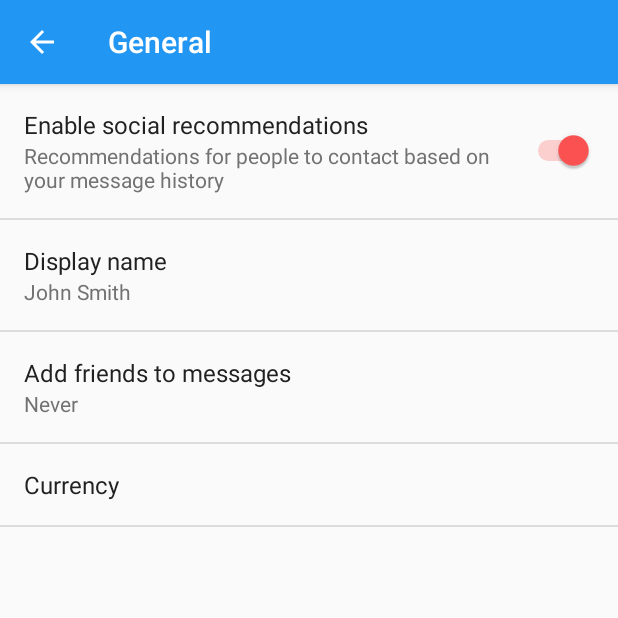
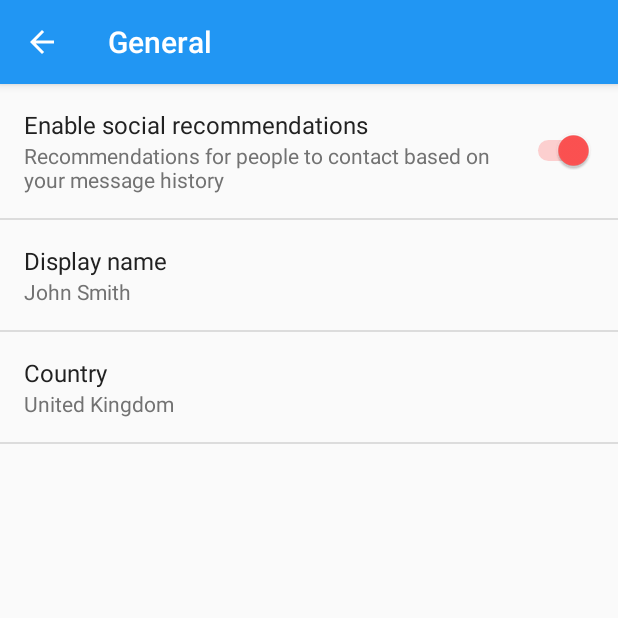
Before and after one commit to arranf/LowScore, an Android app: the SettingsActivity screen opened directly, with no data from a screen before it, after a tap on "General", on a phone screen of 412 x 824 dp, the top half of it. Run offline under Robolectric (Android 15) with nearby library versions, the phone set to English and light mode, and no system bars.

Commit message:
Changed "Currency" ListPreference to "Country" ListPreference which combines the Country and Currency settings

```diff
--- a/app/src/main/java/party/hunchbacktank/lowscore/activities/SettingsActivity.java
+++ b/app/src/main/java/party/hunchbacktank/lowscore/activities/SettingsActivity.java
@@ -179,7 +179,8 @@ public class SettingsActivity extends AppCompatPreferenceActivity {
             // updated to reflect the new value, per the Android Design
             // guidelines.
             bindPreferenceSummaryToValue(findPreference("example_text"));
-            bindPreferenceSummaryToValue(findPreference("example_list"));
+            bindPreferenceSummaryToValue(findPreference("country_list"));
+
         }
 
         @Override
--- a/app/src/main/java/party/hunchbacktank/lowscore/helpers/SettingsHelper.java
+++ b/app/src/main/java/party/hunchbacktank/lowscore/helpers/SettingsHelper.java
@@ -1,7 +1,7 @@
 package party.hunchbacktank.lowscore.helpers;
 
+import android.content.Context;
 import android.content.Intent;
-import android.support.v7.app.AppCompatActivity;
 
 import party.hunchbacktank.lowscore.activities.SettingsActivity;
 
@@ -10,7 +10,7 @@ import party.hunchbacktank.lowscore.activities.SettingsActivity;
  */
 public class SettingsHelper {
 
-    public static void startSettingsActivity(AppCompatActivity currentActivity) {
+    public static void startSettingsActivity(Context currentActivity) {
         Intent intent = new Intent(currentActivity, SettingsActivity.class);
         currentActivity.startActivity(intent);
     }
--- a/app/src/main/res/values/strings.xml
+++ b/app/src/main/res/values/strings.xml
@@ -37,16 +37,104 @@
         <item>-1</item>
     </string-array>
 
-    <string name="pref_title_currency">Currency</string>
-    <string-array name="pref_currency_list_titles">
-        <item>EUR (€)</item>
-        <item>GBR (£)</item>
-        <item>USD ($)</item>
+    <string name="pref_title_country">Country</string>
+    <string-array name="pref_country_list_titles">
+        <item>Albania</item>
+        <item>Andorra</item>
+        <item>Australia</item>
+        <item>Austria</item>
+        <item>Belgium</item>
+        <item>Bosnia and Herzegovina</item>
+        <item>Brazil</item>
+        <item>Bulgaria</item>
+        <item>Canada</item>
+        <item>China</item>
+        <item>Croatia</item>
+        <item>Cyprus</item>
+        <item>Czech Republic</item>
+        <item>Denmark</item>
+        <item>Estonia</item>
+        <item>Finland</item>
+        <item>France</item>
+        <item>Germany</item>
+        <item>Greece</item>
+        <item>Hungary</item>
+        <item>Ireland</item>
+        <item>Italy</item>
+        <item>Latvia</item>
+        <item>Liechtenstein</item>
+        <item>Lithuania</item>
+        <item>Luxembourg</item>
+        <item>Macedonia</item>
+        <item>Malta</item>
+        <item>Monaco</item>
+        <item>Montenegro</item>
+        <item>Netherlands</item>
+        <item>Norway</item>
+        <item>Poland</item>
+        <item>Portugal</item>
+        <item>Romania</item>
+        <item>Russia</item>
+        <item>San Marino</item>
+        <item>Serbia</item>
+        <item>Slovakia</item>
+        <item>Slovenia</item>
+        <item>Spain</item>
+        <item>Sweden</item>
+        <item>Switzerland</item>
+        <item>Turkey</item>
+        <item>United Kingdom</item>
+        <item>United States</item>
+        <item>Vatican City</item>
     </string-array>
-    <string-array name="pref_currency_list_values">
-        <item>EUR</item>
-        <item>GBR</item>
-        <item>USD</item>
+    <string-array name="pref_country_list_values">
+        <item>AL, €, EUR, eu1</item>
+        <item>AD, €, EUR, eu1</item>
+        <item>AU, $, USD, au</item>
+        <item>AT, €, EUR, eu1</item>
+        <item>BE, €, EUR, eu1</item>
+        <item>BA, €, EUR, eu2</item>
+        <item>BR, $, USD, br</item>
+        <item>BG, €, EUR, eu2</item>
+        <item>CA, $, CAD, ca</item>
+        <item>CN, ¥, CNY, cn</item>
+        <item>HR, €, EUR, eu2</item>
+        <item>CY, €, EUR, eu2</item>
+        <item>CZ, €, EUR, eu2</item>
+        <item>DK, €, EUR, eu1</item>
+        <item>EE, €, EUR, eu2</item>
+        <item>FI, €, EUR, eu1</item>
+        <item>FR, €, EUR, eu1</item>
+        <item>DE, €, EUR, eu1</item>
+        <item>GR, €, EUR, eu2</item>
+        <item>HU, €, EUR, eu2</item>
+        <item>IE, €, EUR, eu1</item>
+        <item>IT, €, EUR, eu2</item>
+        <item>LV, €, EUR, eu2</item>
+        <item>LI, €, EUR, eu1</item>
+        <item>LT, €, EUR, eu2</item>
+        <item>LU, €, EUR, eu1</item>
+        <item>MK, €, EUR, eu1</item>
+        <item>MT, €, EUR, eu2</item>
+        <item>MC, €, EUR, eu2</item>
+        <item>ME, €, EUR, eu2</item>
+        <item>NL, €, EUR, eu1</item>
+        <item>NO, €, EUR, eu2</item>
+        <item>PL, €, EUR, eu2</item>
+        <item>PT, €, EUR, eu2</item>
+        <item>RO, €, EUR, eu2</item>
+        <item>RU, руб, RUB, ru</item>
+        <item>SM, €, EUR, eu2</item>
+        <item>RS, €, EUR, eu2</item>
+        <item>SK, €, EUR, eu2</item>
+        <item>SI, €, EUR, eu2</item>
+        <item>ES, €, EUR, eu2</item>
+        <item>SE, €, EUR, eu1</item>
+        <item>CH, €, EUR, eu1</item>
+        <item>TR, TL, TRY, tr</item>
+        <item>GB, £, GBP, uk</item>
+        <item>US, $, USD, us</item>
+        <item>VA, €, EUR, eu2</item>
     </string-array>
 
     <!-- Settings: Notifications -->
--- a/app/src/main/res/xml/pref_general.xml
+++ b/app/src/main/res/xml/pref_general.xml
@@ -22,20 +22,10 @@
          dismiss it. -->
     <!-- NOTE: ListPreference's summary should be set to its value by the activity code. -->
     <ListPreference
-        android:defaultValue="-1"
-        android:entries="@array/pref_example_list_titles"
-        android:entryValues="@array/pref_example_list_values"
-        android:key="example_list"
-        android:negativeButtonText="@null"
-        android:positiveButtonText="@null"
-        android:title="@string/pref_title_add_friends_to_messages" />
-
-    <ListPreference
-        android:defaultValue="GBP"
-        android:entries="@array/pref_currency_list_titles"
-        android:entryValues="@array/pref_currency_list_values"
-        android:key="currency_list"
-        android:title="@string/pref_title_currency" />
-
+        android:defaultValue="GB, £, GBP, uk"
+        android:entries="@array/pref_country_list_titles"
+        android:entryValues="@array/pref_country_list_values"
+        android:key="country_list"
+        android:title="@string/pref_title_country" />
 
 </PreferenceScreen>
```
Also changed, not shown: 1 other file.
